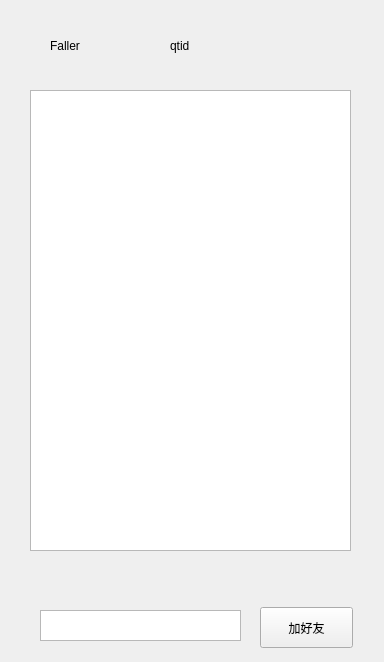
Before: the Qt Designer form friendlistform.ui in hellightning/QTencentClient, drawn with Qt 5.
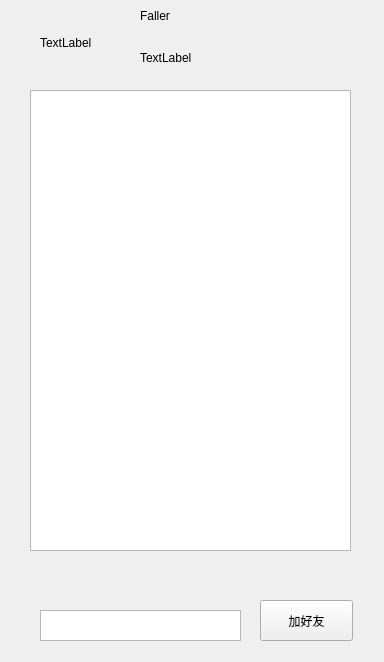
After: the same form once the commit is applied.

Patch:
```diff
--- a/friendlistform.ui
+++ b/friendlistform.ui
@@ -13,24 +13,11 @@
   <property name="windowTitle">
    <string>Form</string>
   </property>
-  <widget class="QLabel" name="qtIdLabel">
-   <property name="geometry">
-    <rect>
-     <x>170</x>
-     <y>30</y>
-     <width>91</width>
-     <height>31</height>
-    </rect>
-   </property>
-   <property name="text">
-    <string>qtid</string>
-   </property>
-  </widget>
   <widget class="QLabel" name="MyNicknameLabel">
    <property name="geometry">
     <rect>
-     <x>50</x>
-     <y>30</y>
+     <x>140</x>
+     <y>0</y>
      <width>81</width>
      <height>31</height>
     </rect>
@@ -53,7 +40,7 @@
    <property name="geometry">
     <rect>
      <x>260</x>
-     <y>607</y>
+     <y>600</y>
      <width>93</width>
      <height>41</height>
     </rect>
@@ -72,6 +59,32 @@
     </rect>
    </property>
   </widget>
+  <widget class="QLabel" name="iconLabel">
+   <property name="geometry">
+    <rect>
+     <x>40</x>
+     <y>10</y>
+     <width>65</width>
+     <height>65</height>
+    </rect>
+   </property>
+   <property name="text">
+    <string>TextLabel</string>
+   </property>
+  </widget>
+  <widget class="QLabel" name="qtIdLabel">
+   <property name="geometry">
+    <rect>
+     <x>140</x>
+     <y>50</y>
+     <width>72</width>
+     <height>15</height>
+    </rect>
+   </property>
+   <property name="text">
+    <string>TextLabel</string>
+   </property>
+  </widget>
  </widget>
  <resources/>
  <connections/>
```
